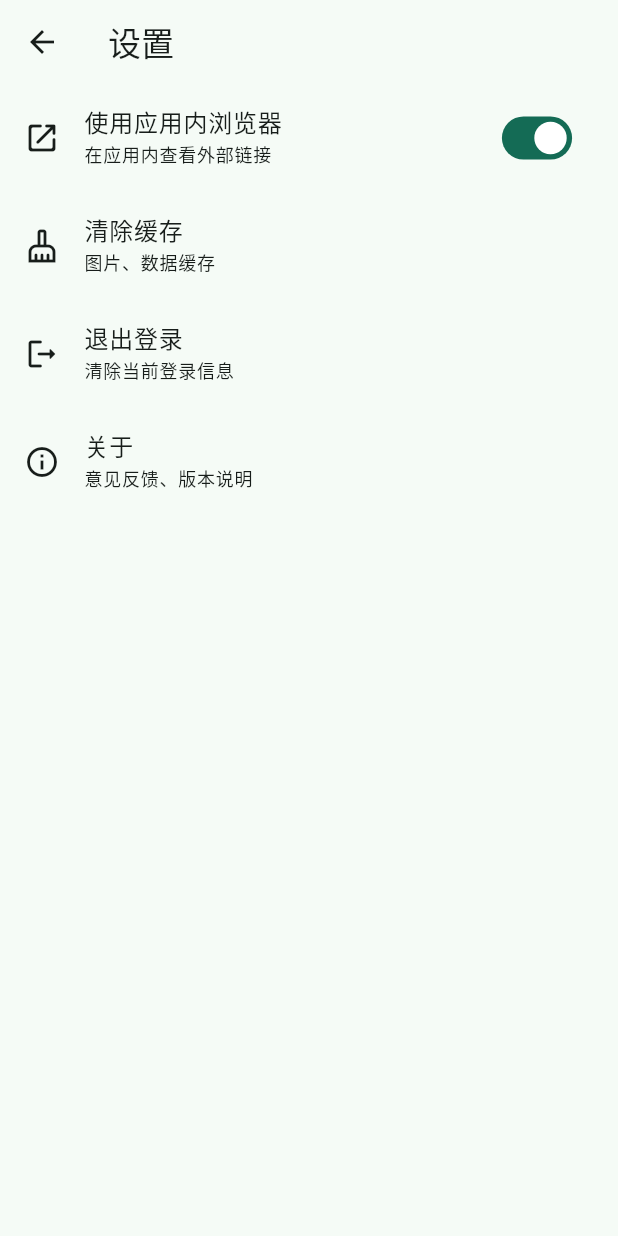
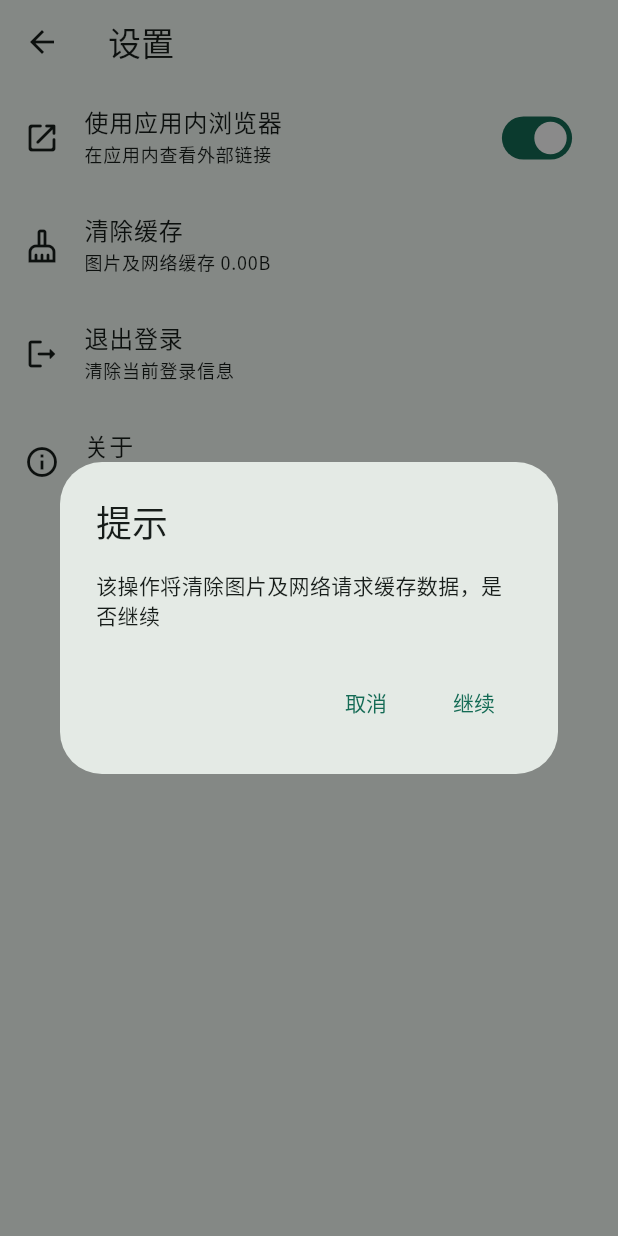
Before and after one commit to guozhigq/flutter_v2ex, a Flutter app: the SettingPage screen opened by its route, after a tap on "清除缓存", on a phone screen of 412 x 824 dp. Run offline on Flutter 3.47's test engine with Material 2 defaults, Android fonts, the phone set to English and light mode, and no system bars; drawn by our look-alikes of dynamic_color; our stand-ins replace cached_network_image, cookie_jar, device_info_plus, dio, dio_cookie_manager, easy_refresh and 12 more; missing offline and left inert: dio_http2_adapter, dio_http_cache, extended_tabs, flutter_html_iframe, flutter_inappwebview, quick_actions and 1 more; accounts and stored records are empty.

Commit message:
feat: 清除缓存（安卓）、退出登录

```diff
--- a/lib/pages/page_setting.dart
+++ b/lib/pages/page_setting.dart
@@ -1,14 +1,14 @@
 import 'dart:io';
+import 'package:get/get.dart';
 import 'package:flutter/material.dart';
+import 'package:flutter_v2ex/http/init.dart';
+import 'package:flutter_v2ex/utils/utils.dart';
+import 'package:flutter_v2ex/utils/cache.dart';
+import 'package:flutter_v2ex/http/dio_web.dart';
+import 'package:flutter_v2ex/utils/storage.dart';
+import 'package:flutter_v2ex/utils/event_bus.dart';
 import 'package:flutter_smart_dialog/flutter_smart_dialog.dart';
-import 'package:flutter_v2ex/utils/event_bus.dart';
-import 'package:get/get.dart';
-import 'package:flutter_v2ex/utils/storage.dart';
-import 'package:cookie_jar/cookie_jar.dart';
-import 'package:flutter_v2ex/utils/utils.dart';
-import 'package:flutter_v2ex/utils/string.dart';
-import 'package:flutter_v2ex/http/dio_web.dart';
-import 'package:path_provider/path_provider.dart';
+
 
 class SettingPage extends StatefulWidget {
   const SettingPage({Key? key}) : super(key: key);
@@ -22,11 +22,21 @@ class _SettingPageState extends State<SettingPage> {
   bool materialColor = true; // 动态去色
   bool linkOpenInApp = GStorage().getLinkOpenInApp();
   bool loginStatus = GStorage().getLoginStatus();
+  String cacheSize = '';
 
   @override
   void initState() {
     // TODO: implement initState
     super.initState();
+    // 读取缓存占用
+    getCacheSize();
+  }
+
+  void getCacheSize() async {
+    var res = await CacheManage().loadApplicationCache();
+    setState(() {
+      cacheSize = res;
+    });
   }
 
   void onLogout() {
@@ -44,19 +54,20 @@ class _SettingPageState extends State<SettingPage> {
           TextButton(
               onPressed: () async {
                 Navigator.pop(context);
-                GStorage().setLoginStatus(false);
-                GStorage().setUserInfo({});
-                GStorage().setSignStatus('');
-                EventBus().emit('login', 'loginOut');
-                DioRequestWeb.loginOut();
-                SmartDialog.showToast('已退出登录');
-                PersistCookieJar().deleteAll();
-                PersistCookieJar().delete(Uri.parse(Strings.v2exHost), true);
-
                 /// 删除cookie目录
-                String path = await Utils.getCookiePath();
-                var cookieJar = PersistCookieJar(storage: FileStorage(path));
-                await cookieJar.deleteAll();
+                try {
+                  Directory directory = Directory(await Utils.getCookiePath());
+                  await CacheManage().deleteDirectory(directory);
+                  GStorage().setLoginStatus(false);
+                  GStorage().setUserInfo({});
+                  GStorage().setSignStatus('');
+                  EventBus().emit('login', 'loginOut');
+                  await DioRequestWeb.loginOut();
+                  SmartDialog.showToast('已退出登录 ✅');
+                  Request().get('/');
+                } catch (err) {
+                  SmartDialog.showToast(err.toString());
+                }
               },
               child: const Text('确定'))
         ],
@@ -145,12 +156,17 @@ class _SettingPageState extends State<SettingPage> {
             ),
           ),
           ListTile(
-            onTap: () {},
+            onTap: () async{
+              var cleanStatus =  await CacheManage().clearCacheAll();
+              if(cleanStatus){
+                getCacheSize();
+              }
+            },
             leading: Icon(Icons.cleaning_services_outlined, color: iconStyle),
             title: const Text('清除缓存'),
-            subtitle: Text('图片、数据缓存', style: subTitleStyle),
+            subtitle: Text('图片及网络缓存 $cacheSize', style: subTitleStyle),
           ),
-          if(loginStatus) ... [
+          if (loginStatus) ...[
             ListTile(
               onTap: onLogout,
               leading: Icon(Icons.logout_rounded, color: iconStyle),
--- /dev/null
+++ b/lib/utils/cache.dart
@@ -0,0 +1,151 @@
+import 'dart:async';
+import 'dart:io';
+import 'package:flutter/material.dart';
+import 'package:flutter_v2ex/utils/string.dart';
+import 'package:path_provider/path_provider.dart';
+import 'package:dio_http_cache/dio_http_cache.dart';
+import 'package:flutter_smart_dialog/flutter_smart_dialog.dart';
+
+class CacheManage {
+  CacheManage._internal();
+
+  static final CacheManage cacheManage = CacheManage._internal();
+
+  factory CacheManage() => cacheManage;
+
+  // 获取缓存目录
+  Future<String> loadApplicationCache() async {
+    // 缓存大小
+    double cacheSize = 0;
+    // cached_network_image directory
+    Directory tempDirectory = await getTemporaryDirectory();
+    // dioCache get_storage directory
+    Directory docDirectory = await getApplicationDocumentsDirectory();
+
+    // 获取缓存大小
+    if (tempDirectory.existsSync()) {
+      double value = await getTotalSizeOfFilesInDir(tempDirectory);
+      cacheSize += value;
+    }
+
+    // 获取缓存大小 dioCache
+    if (docDirectory.existsSync()) {
+      double value = 0;
+      String dioCacheFileName =
+          '${docDirectory.path}${Platform.pathSeparator}DioCache.db';
+      var dioCacheFile = File(dioCacheFileName);
+      if(dioCacheFile.existsSync()){
+        value = await getTotalSizeOfFilesInDir(dioCacheFile);
+      }
+      cacheSize += value;
+    }
+
+    return formatSize(cacheSize);
+  }
+
+  // 循环计算文件的大小（递归）
+  Future<double> getTotalSizeOfFilesInDir(final FileSystemEntity file) async {
+    if (file is File) {
+      int length = await file.length();
+      return double.parse(length.toString());
+    }
+    if (file is Directory) {
+      final List<FileSystemEntity> children = file.listSync();
+      double total = 0;
+      for (final FileSystemEntity child in children) {
+        total += await getTotalSizeOfFilesInDir(child);
+      }
+      return total;
+    }
+    return 0;
+  }
+
+  // 缓存大小格式转换
+  String formatSize(double value) {
+    List<String> unitArr = ['B', 'K', 'M', 'G'];
+    int index = 0;
+    while (value > 1024) {
+      index++;
+      value = value / 1024;
+    }
+    String size = value.toStringAsFixed(2);
+    return size + unitArr[index];
+  }
+
+  // 清除缓存
+  Future<bool> clearCacheAll() async {
+    bool cleanStatus = await SmartDialog.show(
+      useSystem: true,
+      animationType: SmartAnimationType.centerFade_otherSlide,
+      builder: (BuildContext context) {
+        return AlertDialog(
+          title: const Text('提示'),
+          content: const Text('该操作将清除图片及网络请求缓存数据，是否继续'),
+          actions: [
+            TextButton(
+                onPressed: (() => {SmartDialog.dismiss()}),
+                child: const Text('取消')),
+            TextButton(
+                // TODO
+                onPressed: () async {
+                  SmartDialog.dismiss();
+                  SmartDialog.showLoading(msg: '正在清除...');
+                  try {
+                    await CacheManage().clearApplicationCache();
+                    await CacheManage().clearLibraryCache();
+                    Timer(const Duration(milliseconds: 500), () {
+                      SmartDialog.dismiss().then((res) {
+                        SmartDialog.showToast('清除完成 ✅');
+                      });
+                    });
+                  } catch (err) {
+                    SmartDialog.dismiss();
+                    SmartDialog.showToast(err.toString());
+                  }
+                },
+                child: const Text('继续'))
+          ],
+        );
+      },
+    ).then((res){
+      return true;
+    });
+    return cleanStatus;
+  }
+
+  // 清除 Documents 目录下的 DioCache.db
+  Future clearApplicationCache() async {
+    /// 无效
+    // await DioCacheManager(CacheConfig(baseUrl: Strings.v2exHost)).clearAll();
+    Directory directory = await getApplicationDocumentsDirectory();
+    if (directory.existsSync()) {
+      print('clearApplicationCache: $directory');
+      String dioCacheFileName =
+          '${directory.path}${Platform.pathSeparator}DioCache.db';
+      var dioCacheFile = File(dioCacheFileName);
+      if (dioCacheFile.existsSync()) {
+        print('DioCache.db 存在');
+        dioCacheFile.delete();
+      }
+    }
+  }
+
+  // 清除 Library/Caches 目录及文件缓存
+  Future clearLibraryCache() async {
+    var appDocDir = await getTemporaryDirectory();
+    if (appDocDir.existsSync()) {
+      await appDocDir.delete(recursive: true);
+    }
+  }
+
+  /// 递归方式删除目录及文件
+  Future deleteDirectory(FileSystemEntity file) async {
+    if (file is Directory) {
+      final List<FileSystemEntity> children = file.listSync();
+      for (final FileSystemEntity child in children) {
+        await deleteDirectory(child);
+      }
+    }
+    await file.delete();
+  }
+}
--- a/lib/utils/storage.dart
+++ b/lib/utils/storage.dart
@@ -1,6 +1,7 @@
 import 'package:get_storage/get_storage.dart';
 import 'package:flutter_v2ex/models/web/item_topic_reply.dart';
 import 'package:flutter_v2ex/utils/string.dart';
+import 'package:path_provider/path_provider.dart';
 
 enum StoreKeys {
   token,
```
Also changed, not shown: lib/components/home/left_drawer.dart (+14 -14 lines), lib/http/dio_network.dart (+8 -8 lines), lib/http/dio_web.dart (+2 -11 lines), lib/http/init.dart (+13 -8 lines), pubspec.lock.
